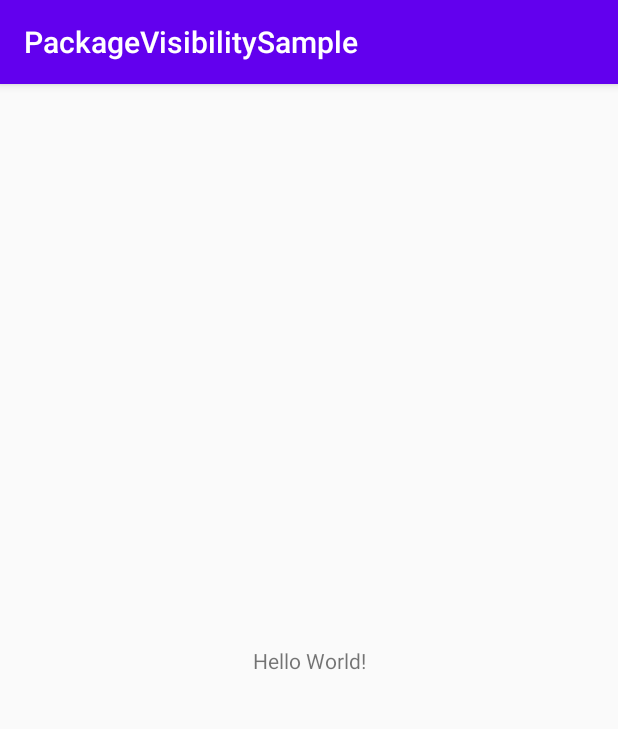
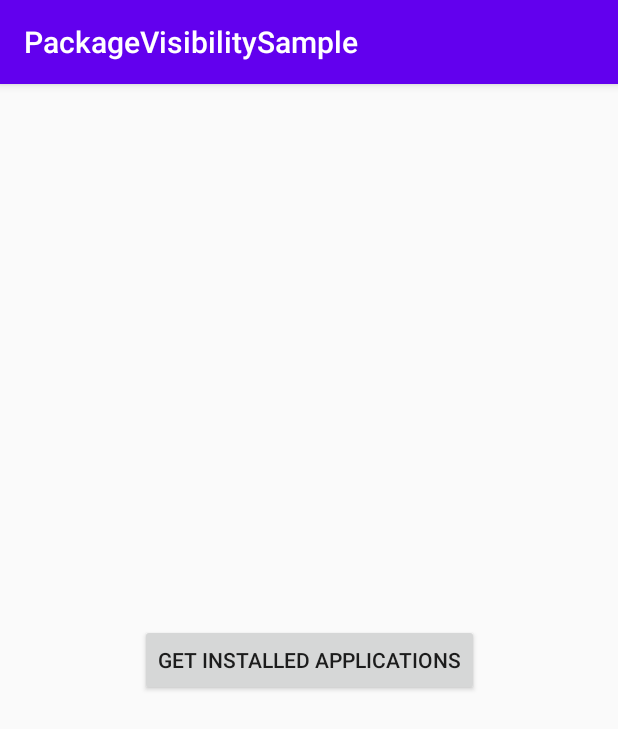
Before and after one commit to mag0716/Android11_CatchUp, an Android app: the screen it shows after launch (MainActivity), on a phone screen of 412 x 824 dp. Shown: the top 729 px of the screen. Run offline under Robolectric (Android 15) with nearby library versions, the phone set to English and light mode, and no system bars.

Commit message:
getInstalledApplications と getInstalledPackages の結果を出力する

```diff
--- a/PackageVisibilitySample/app/src/main/java/com/github/mag0716/packagevisibilitysample/MainActivity.kt
+++ b/PackageVisibilitySample/app/src/main/java/com/github/mag0716/packagevisibilitysample/MainActivity.kt
@@ -1,12 +1,30 @@
 package com.github.mag0716.packagevisibilitysample
 
+import android.os.Bundle
+import android.util.Log
 import androidx.appcompat.app.AppCompatActivity
-import android.os.Bundle
+import kotlinx.android.synthetic.main.activity_main.*
 
 class MainActivity : AppCompatActivity() {
+
+    companion object {
+        private const val TAG = "PackageVisibility"
+    }
 
     override fun onCreate(savedInstanceState: Bundle?) {
         super.onCreate(savedInstanceState)
         setContentView(R.layout.activity_main)
+
+        button.setOnClickListener {
+            getInstalledApplications()
+        }
+    }
+
+    fun getInstalledApplications() {
+        val installedApplications = packageManager.getInstalledApplications(0)
+        val installedPackages = packageManager.getInstalledPackages(0)
+
+        Log.d(TAG, "installedApplications: $installedApplications")
+        Log.d(TAG, "installedPackages: $installedPackages")
     }
 }
--- a/PackageVisibilitySample/app/src/main/res/layout/activity_main.xml
+++ b/PackageVisibilitySample/app/src/main/res/layout/activity_main.xml
@@ -6,10 +6,11 @@
     android:layout_height="match_parent"
     tools:context=".MainActivity">
 
-    <TextView
+    <Button
+        android:id="@+id/button"
         android:layout_width="wrap_content"
         android:layout_height="wrap_content"
-        android:text="Hello World!"
+        android:text="get installed applications"
         app:layout_constraintBottom_toBottomOf="parent"
         app:layout_constraintLeft_toLeftOf="parent"
         app:layout_constraintRight_toRightOf="parent"
```
